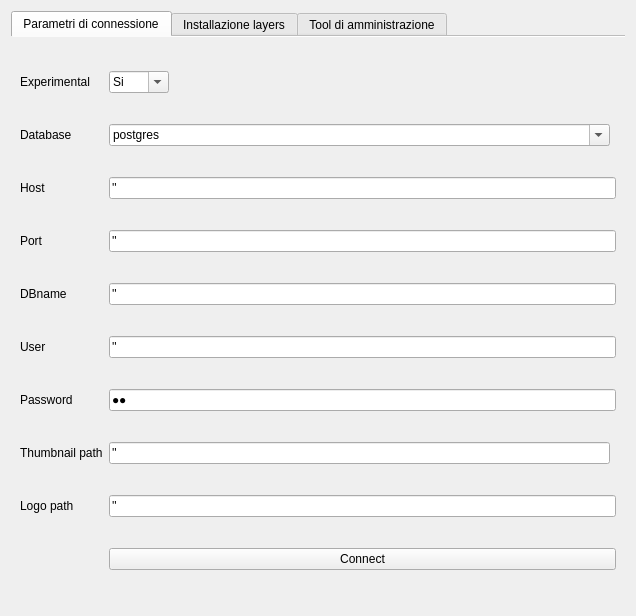
First picture: the form in pyarchinit/modules/gui/Ui_pyarchinitConfig.ui, repository pyarchinit/pyarchinit_218, before the edit.
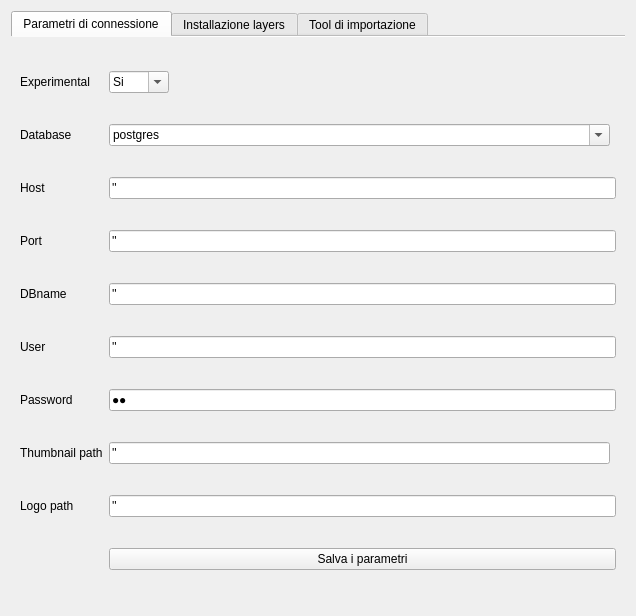
Second picture: the form after the edit. The open tabs and pages were chosen to show the change. Icons and pictures are not drawn.

Patch:
```diff
--- a/pyarchinit/modules/gui/Ui_pyarchinitConfig.ui
+++ b/pyarchinit/modules/gui/Ui_pyarchinitConfig.ui
@@ -224,7 +224,7 @@
           <enum>Qt::NoFocus</enum>
          </property>
          <property name="text">
-          <string>Connect</string>
+          <string>Salva i parametri</string>
          </property>
          <property name="checkable">
           <bool>false</bool>
@@ -490,7 +490,7 @@
      </widget>
      <widget class="QWidget" name="tab_3">
       <attribute name="title">
-       <string>Tool di amministrazione</string>
+       <string>Tool di importazione</string>
       </attribute>
       <layout class="QGridLayout" name="gridLayout_6">
        <item row="5" column="3">
```
Left out of the diff: 28 changed lines with no effect on the pictures.
